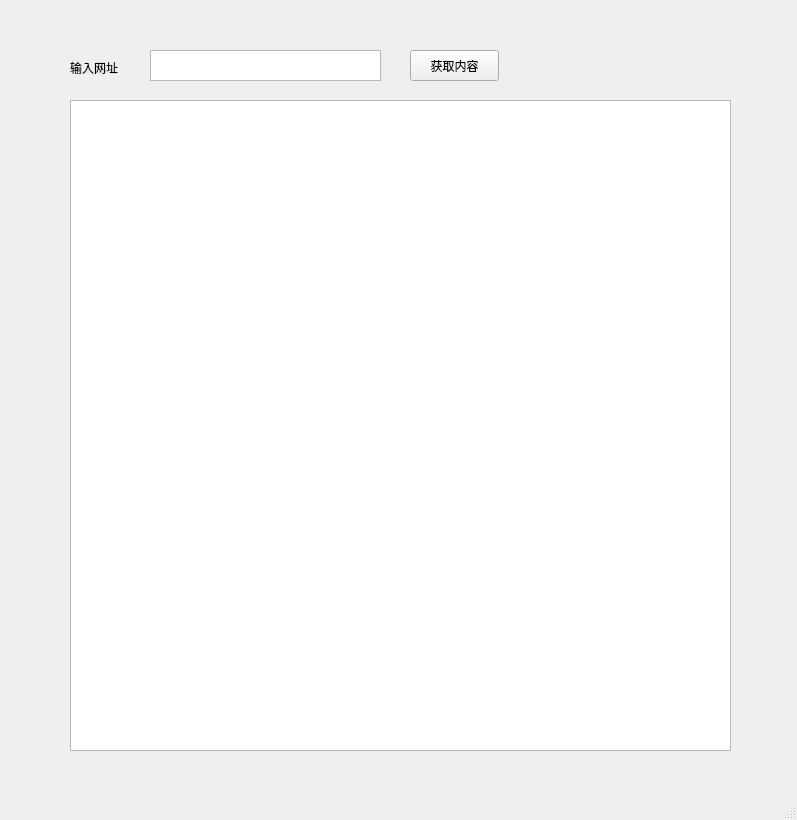
The window that mainwindow.ui (CuteWans/NovelSpider) describes before a commit, drawn with Qt 5.
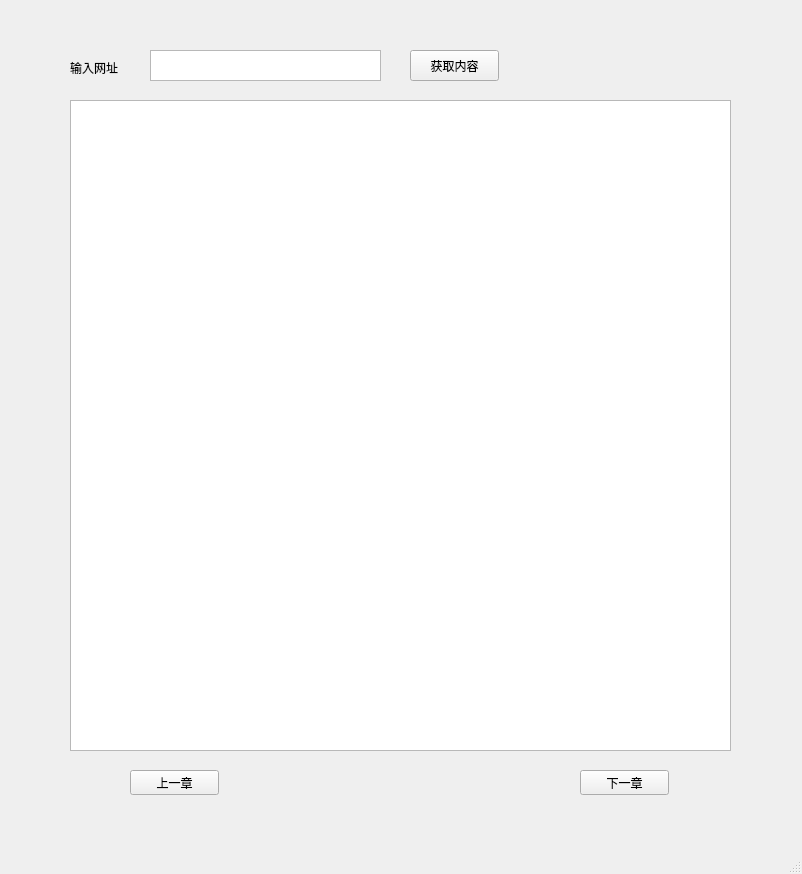
The same window after the commit.

Commit message: v2.2.4 加入了上下章翻页功能，但是发现章节url不相邻，待修改

```diff
--- a/mainwindow.ui
+++ b/mainwindow.ui
@@ -6,8 +6,8 @@
    <rect>
     <x>0</x>
     <y>0</y>
-    <width>797</width>
-    <height>820</height>
+    <width>802</width>
+    <height>874</height>
    </rect>
   </property>
   <property name="windowTitle">
@@ -60,6 +60,32 @@
      <string>获取内容</string>
     </property>
    </widget>
+   <widget class="QPushButton" name="pushButton_2">
+    <property name="geometry">
+     <rect>
+      <x>130</x>
+      <y>770</y>
+      <width>89</width>
+      <height>25</height>
+     </rect>
+    </property>
+    <property name="text">
+     <string>上一章</string>
+    </property>
+   </widget>
+   <widget class="QPushButton" name="pushButton_3">
+    <property name="geometry">
+     <rect>
+      <x>580</x>
+      <y>770</y>
+      <width>89</width>
+      <height>25</height>
+     </rect>
+    </property>
+    <property name="text">
+     <string>下一章</string>
+    </property>
+   </widget>
   </widget>
   <widget class="QMenuBar" name="menubar">
    <property name="geometry">
```
Left out of the diff: 2 changed lines with no effect on the pictures. The commit also changes 2 other files.
